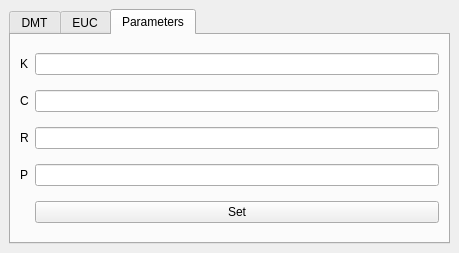
First picture: the form in soil_erosion_dockwidget_base.ui, repository ctu-geoforall-lab-projects/bp-novotny-2017, before the edit.
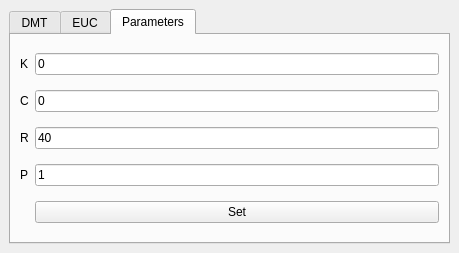
Second picture: the form after the edit. Custom widgets are drawn as their Qt base class.

Commit message: add read_csv class, update addfactorKC

What changed in the file:
```diff
--- a/soil_erosion_dockwidget_base.ui
+++ b/soil_erosion_dockwidget_base.ui
@@ -150,13 +150,25 @@
          </widget>
         </item>
         <item row="2" column="1">
-         <widget class="QLineEdit" name="k_factor"/>
+         <widget class="QLineEdit" name="k_factor">
+          <property name="text">
+           <string>0</string>
+          </property>
+         </widget>
         </item>
         <item row="3" column="1">
-         <widget class="QLineEdit" name="c_factor"/>
+         <widget class="QLineEdit" name="c_factor">
+          <property name="text">
+           <string>0</string>
+          </property>
+         </widget>
         </item>
         <item row="4" column="1">
-         <widget class="QLineEdit" name="r_factor"/>
+         <widget class="QLineEdit" name="r_factor">
+          <property name="text">
+           <string>40</string>
+          </property>
+         </widget>
         </item>
         <item row="4" column="0">
          <widget class="QLabel" name="label_6">
@@ -166,7 +178,11 @@
          </widget>
         </item>
         <item row="5" column="1">
-         <widget class="QLineEdit" name="p_factor"/>
+         <widget class="QLineEdit" name="p_factor">
+          <property name="text">
+           <string>1</string>
+          </property>
+         </widget>
         </item>
         <item row="6" column="1">
          <widget class="QPushButton" name="Set_button">
```
The commit also changes 2 other files.
